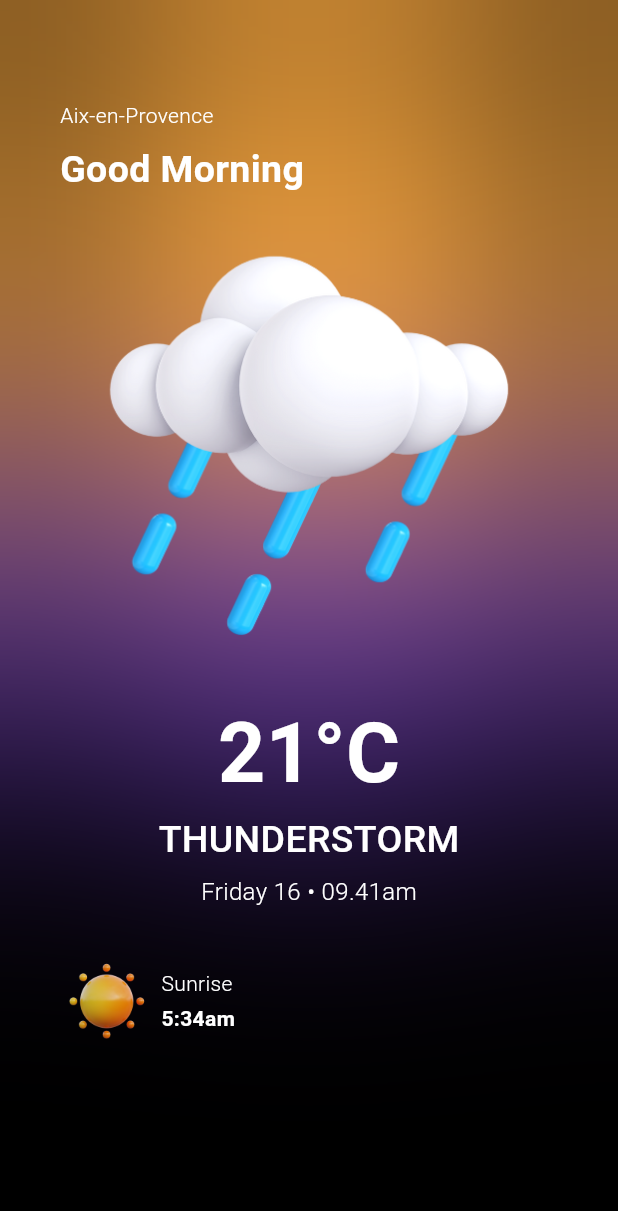
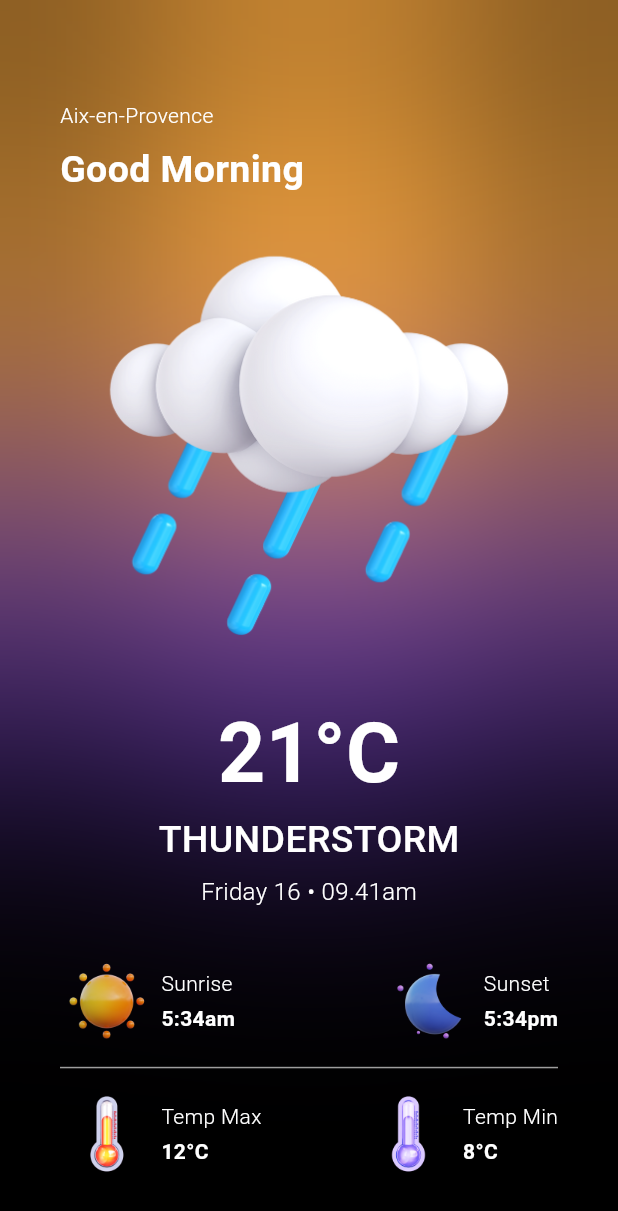
Before and after one commit to alexmortelsison/weather_app, a Flutter app: the screen it shows after launch, on a phone screen of 412 x 824 dp. Shown: the top 1211 px of the screen. Run offline on Flutter 3.47's test engine with Material 3 defaults, Android fonts, the phone set to English and light mode, and no system bars; our stand-ins replace bloc, equatable.

Commit message:
Updated UI

```diff
--- a/lib/screens/home_screen.dart
+++ b/lib/screens/home_screen.dart
@@ -155,8 +155,106 @@ class HomeScreen extends StatelessWidget {
                             )
                           ],
                         ),
+                        Row(
+                          children: [
+                            Image.asset(
+                              'assets/12.png',
+                              scale: 8,
+                            ),
+                            const SizedBox(width: 5),
+                            const Column(
+                              crossAxisAlignment: CrossAxisAlignment.start,
+                              children: [
+                                Text(
+                                  'Sunset',
+                                  style: TextStyle(
+                                    color: Colors.white,
+                                    fontWeight: FontWeight.w300,
+                                  ),
+                                ),
+                                SizedBox(height: 3),
+                                Text(
+                                  '5:34pm',
+                                  style: TextStyle(
+                                    color: Colors.white,
+                                    fontWeight: FontWeight.w700,
+                                  ),
+                                ),
+                              ],
+                            ),
+                          ],
+                        ),
                       ],
-                    )
+                    ),
+                    const Padding(
+                      padding: EdgeInsets.symmetric(vertical: 5.0),
+                      child: Divider(
+                        color: Colors.grey,
+                      ),
+                    ),
+                    Row(
+                      mainAxisAlignment: MainAxisAlignment.spaceBetween,
+                      children: [
+                        Row(
+                          children: [
+                            Image.asset(
+                              'assets/13.png',
+                              scale: 8,
+                            ),
+                            const SizedBox(width: 5),
+                            const Column(
+                              crossAxisAlignment: CrossAxisAlignment.start,
+                              children: [
+                                Text(
+                                  'Temp Max',
+                                  style: TextStyle(
+                                    color: Colors.white,
+                                    fontWeight: FontWeight.w300,
+                                  ),
+                                ),
+                                SizedBox(height: 3),
+                                Text(
+                                  '12°C',
+                                  style: TextStyle(
+                                    color: Colors.white,
+                                    fontWeight: FontWeight.w700,
+                                  ),
+                                )
+                              ],
+                            )
+                          ],
+                        ),
+                        Row(
+                          children: [
+                            Image.asset(
+                              'assets/14.png',
+                              scale: 8,
+                            ),
+                            const SizedBox(width: 5),
+                            const Column(
+                              crossAxisAlignment: CrossAxisAlignment.start,
+                              children: [
+                                Text(
+                                  'Temp Min',
+                                  style: TextStyle(
+                                    color: Colors.white,
+                                    fontWeight: FontWeight.w300,
+                                  ),
+                                ),
+                                SizedBox(height: 3),
+                                Text(
+                                  '8°C',
+                                  style: TextStyle(
+                                    color: Colors.white,
+                                    fontWeight: FontWeight.w700,
+                                  ),
+                                ),
+                              ],
+                            ),
+                          ],
+                        ),
+                      ],
+                    ),
                   ],
                 ),
               ),
```
